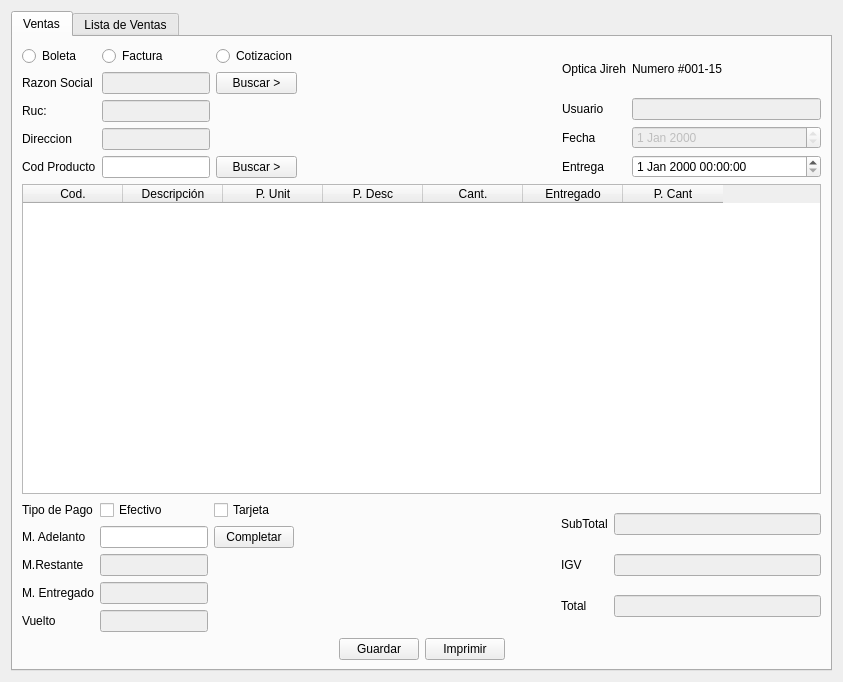
The window that venta/uiventas.ui (rodety/manager) describes before a commit, drawn with Qt 5.
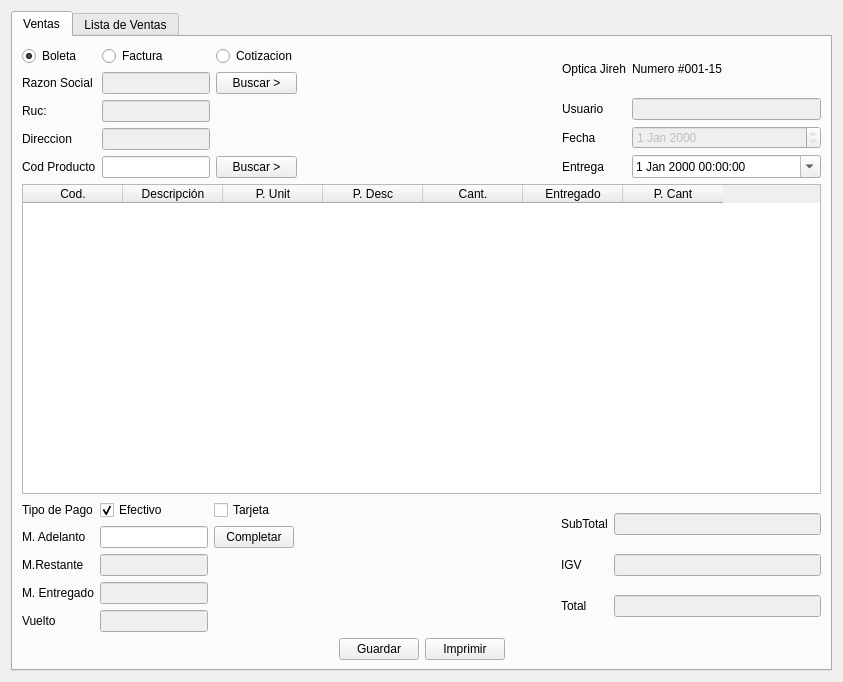
The same window after the commit.

Diff of the .ui file:
```diff
--- a/venta/uiventas.ui
+++ b/venta/uiventas.ui
@@ -95,6 +95,9 @@
              <property name="text">
               <string>Boleta</string>
              </property>
+             <property name="checked">
+              <bool>true</bool>
+             </property>
             </widget>
            </item>
            <item row="2" column="1">
@@ -143,7 +146,11 @@
             </widget>
            </item>
            <item row="3" column="1">
-            <widget class="QDateTimeEdit" name="dateTimeEdit_entrega"/>
+            <widget class="QDateTimeEdit" name="dateTimeEdit_entrega">
+             <property name="calendarPopup">
+              <bool>true</bool>
+             </property>
+            </widget>
            </item>
            <item row="3" column="0">
             <widget class="QLabel" name="label_18">
@@ -311,6 +318,9 @@
              <property name="text">
               <string>Efectivo</string>
              </property>
+             <property name="checked">
+              <bool>true</bool>
+             </property>
             </widget>
            </item>
            <item row="1" column="2">
```
Left out of the diff: 2 changed lines with no effect on the pictures.
